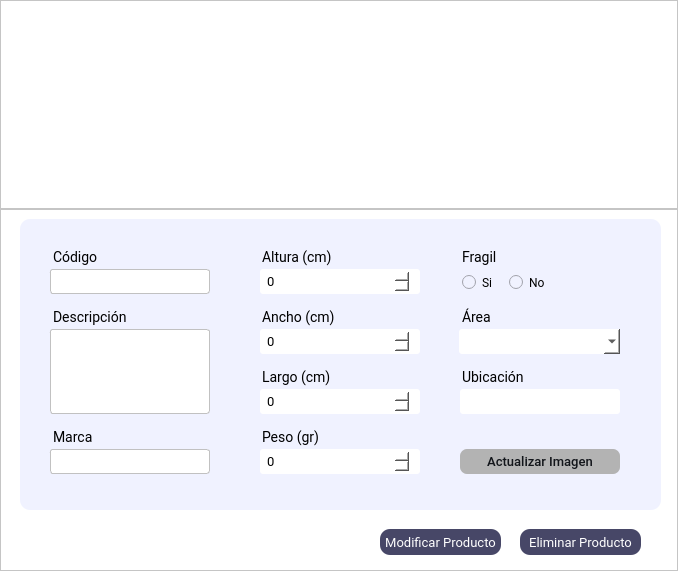
Before: the Qt Designer form Interfaces/main/bm_producto_ui.ui in juanignaciocansillieri/Proyecto-Final, drawn with Qt 5.
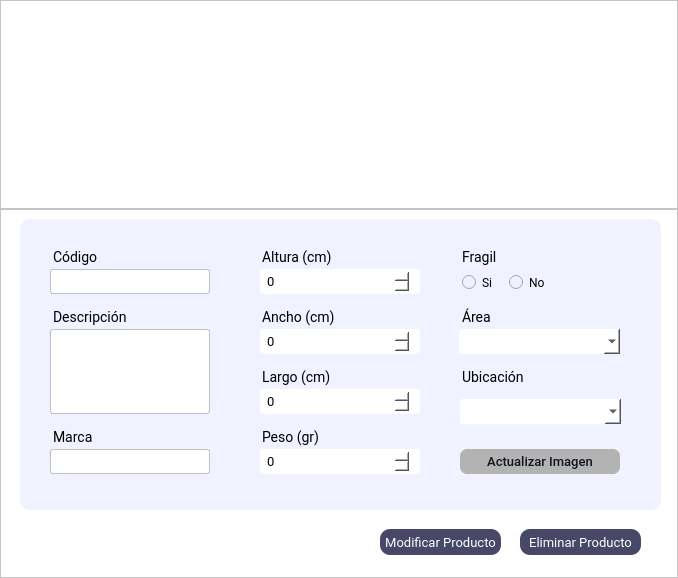
After: the same form once the commit is applied. Icons and pictures are not drawn.

Diff of the .ui file:
```diff
--- a/Interfaces/main/bm_producto_ui.ui
+++ b/Interfaces/main/bm_producto_ui.ui
@@ -7,7 +7,7 @@
     <x>0</x>
     <y>0</y>
     <width>678</width>
-    <height>571</height>
+    <height>578</height>
    </rect>
   </property>
   <property name="windowTitle">
@@ -737,43 +737,6 @@
          <string>Descripción</string>
         </property>
        </widget>
-       <widget class="QLineEdit" name="ubicacion_input">
-        <property name="geometry">
-         <rect>
-          <x>430</x>
-          <y>170</y>
-          <width>170</width>
-          <height>25</height>
-         </rect>
-        </property>
-        <property name="minimumSize">
-         <size>
-          <width>0</width>
-          <height>0</height>
-         </size>
-        </property>
-        <property name="maximumSize">
-         <size>
-          <width>16777215</width>
-          <height>25</height>
-         </size>
-        </property>
-        <property name="styleSheet">
-         <string notr="true">background-color: #fff;
-border-radius: 3px;
-padding: 4 5px;
-color: rgb(0, 0, 0);
-font-family:Roboto;
-border: none;
-font-size:13px;
-font-weight: 400;
-margin-left: 10px;
-</string>
-        </property>
-        <property name="placeholderText">
-         <string/>
-        </property>
-       </widget>
        <widget class="QLabel" name="ubicacion_label">
         <property name="geometry">
          <rect>
@@ -801,6 +764,55 @@
          <string>Ubicación</string>
         </property>
        </widget>
+       <widget class="QComboBox" name="ubicacion_cbox">
+        <property name="geometry">
+         <rect>
+          <x>430</x>
+          <y>180</y>
+          <width>171</width>
+          <height>25</height>
+         </rect>
+        </property>
+        <property name="styleSheet">
+         <string notr="true">background-color: #fff;
+border-radius: 3px;
+padding: 4 5px;
+color: rgb(0, 0, 0);
+font-family:Roboto;
+border: none;
+font-size:13px;
+font-weight: 400;
+margin-left: 10px;
+</string>
+        </property>
+        <property name="currentText">
+         <string/>
+        </property>
+        <property name="currentIndex">
+         <number>-1</number>
+        </property>
+        <property name="maxVisibleItems">
+         <number>10</number>
+        </property>
+        <property name="maxCount">
+         <number>10</number>
+        </property>
+        <property name="insertPolicy">
+         <enum>QComboBox::InsertAfterCurrent</enum>
+        </property>
+        <property name="iconSize">
+         <size>
+          <width>16</width>
+          <height>0</height>
+         </size>
+        </property>
+        <property name="duplicatesEnabled">
+         <bool>false</bool>
+        </property>
+        <property name="frame">
+         <bool>false</bool>
+        </property>
+       </widget>
       </widget>
       <widget class="QPushButton" name="modificarprod_btn">
        <property name="geometry">
```
Left out of the diff: 2 changed lines with no effect on the pictures.
